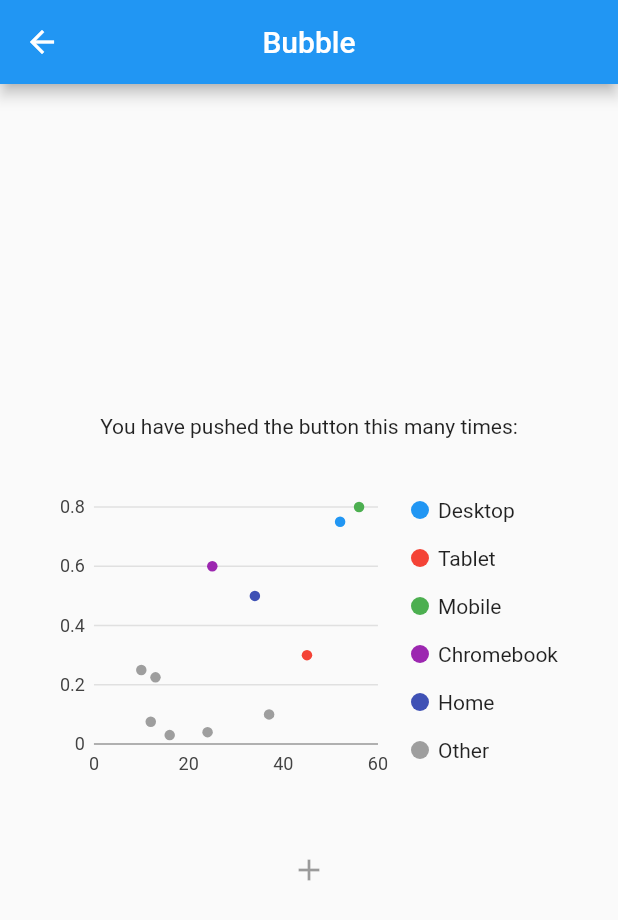
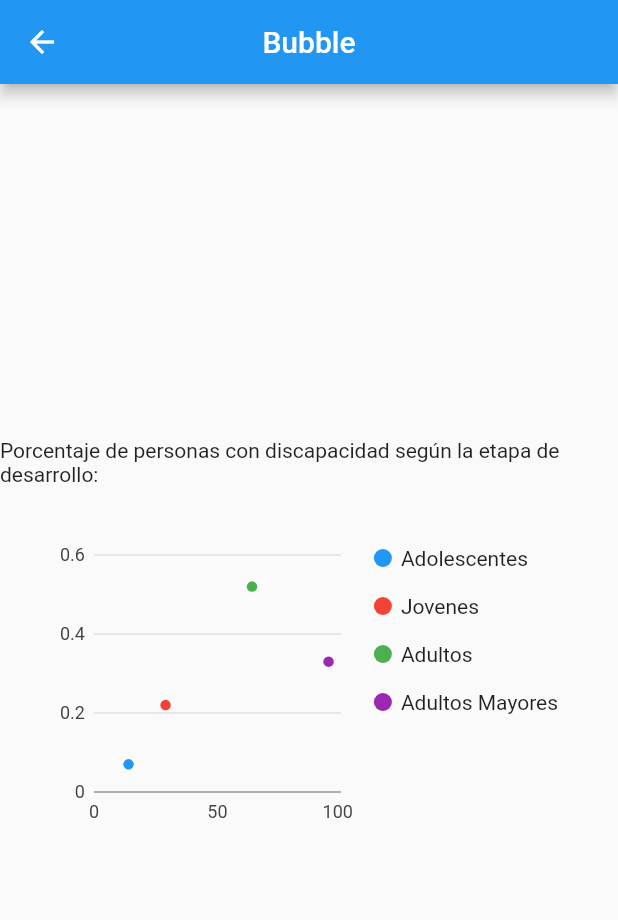
Before and after one commit to marypaz98/proyecto_corto_1, a Flutter app: the screen it shows after launch, after a tap on "Bubble", on a phone screen of 412 x 824 dp. Shown: the top 920 px of the screen. Run offline on Flutter 3.47's test engine with Material 2 defaults, Android fonts, the phone set to English and light mode, and no system bars; our stand-ins replace charts_flutter.

Commit message:
[Updated]: Edit bubble chart now with results

```diff
--- a/lib/bubble.dart
+++ b/lib/bubble.dart
@@ -50,7 +50,7 @@ class Bubble extends StatelessWidget {
         mainAxisAlignment: MainAxisAlignment.center,
         children: <Widget>[
           new Text(
-            'You have pushed the button this many times:',
+            'Porcentaje de personas con discapacidad según la etapa de desarrollo:',
           ),
           //new Text(
           //  '${clicksCount[actualClickData]}',
@@ -63,16 +63,6 @@ class Bubble extends StatelessWidget {
               child: chart,
             ),
           ),
-          FlatButton(
-            child: Icon(Icons.add),
-            color: Colors.cyan,
-            shape: RoundedRectangleBorder(borderRadius: BorderRadius.circular(100)),
-            // onPressed: (){
-            // setState(() {
-            // ++clicksCount[actualClickData];
-            // });
-            // },
-          )
         ],
       ),
     );
@@ -80,84 +70,56 @@ class Bubble extends StatelessWidget {
 
   /// Create one series with sample hard coded data.
   static List<charts.Series<LinearSales, int>> _createSampleData() {
-    final myFakeDesktopData = [
-      new LinearSales(52, 0.75, 14.0),
+    final adolescentes = [
+      new LinearSales(14, 0.07, 15.0),
     ];
 
-    final myFakeTabletData = [
-      new LinearSales(45, 0.3, 18.0),
+    final jovenes = [
+      new LinearSales(29, 0.22, 20.0),
     ];
 
-    final myFakeMobileData = [
-      new LinearSales(56, 0.8, 17.0),
+    final adultos = [
+      new LinearSales(64, 0.52, 30.0),
     ];
 
-    final myFakeChromebookData = [
-      new LinearSales(25, 0.6, 13.0),
+    final adultosMayores = [
+      new LinearSales(95, 0.33, 25.0),
     ];
 
-    final myFakeHomeData = [
-      new LinearSales(34, 0.5, 15.0),
-    ];
-
-    final myFakeOtherData = [
-      new LinearSales(10, 0.25, 15.0),
-      new LinearSales(12, 0.075, 14.0),
-      new LinearSales(13, 0.225, 15.0),
-      new LinearSales(16, 0.03, 14.0),
-      new LinearSales(24, 0.04, 13.0),
-      new LinearSales(37, 0.1, 14.5),
-    ];
 
     return [
       new charts.Series<LinearSales, int>(
-          id: 'Desktop',
+          id: 'Adolescentes',
           colorFn: (LinearSales sales, _) =>
           charts.MaterialPalette.blue.shadeDefault,
           domainFn: (LinearSales sales, _) => sales.year,
           measureFn: (LinearSales sales, _) => sales.revenueShare,
           radiusPxFn: (LinearSales sales, _) => sales.radius,
-          data: myFakeDesktopData),
+          data: adolescentes),
       new charts.Series<LinearSales, int>(
-          id: 'Tablet',
+          id: 'Jovenes',
           colorFn: (LinearSales sales, _) =>
           charts.MaterialPalette.red.shadeDefault,
           domainFn: (LinearSales sales, _) => sales.year,
           measureFn: (LinearSales sales, _) => sales.revenueShare,
           radiusPxFn: (LinearSales sales, _) => sales.radius,
-          data: myFakeTabletData),
+          data: jovenes),
       new charts.Series<LinearSales, int>(
-          id: 'Mobile',
+          id: 'Adultos',
           colorFn: (LinearSales sales, _) =>
           charts.MaterialPalette.green.shadeDefault,
           domainFn: (LinearSales sales, _) => sales.year,
           measureFn: (LinearSales sales, _) => sales.revenueShare,
           radiusPxFn: (LinearSales sales, _) => sales.radius,
-          data: myFakeMobileData),
+          data: adultos),
       new charts.Series<LinearSales, int>(
-          id: 'Chromebook',
+          id: 'Adultos Mayores',
           colorFn: (LinearSales sales, _) =>
           charts.MaterialPalette.purple.shadeDefault,
           domainFn: (LinearSales sales, _) => sales.year,
           measureFn: (LinearSales sales, _) => sales.revenueShare,
           radiusPxFn: (LinearSales sales, _) => sales.radius,
-          data: myFakeChromebookData),
-      new charts.Series<LinearSales, int>(
-          id: 'Home',
-          colorFn: (LinearSales sales, _) =>
-          charts.MaterialPalette.indigo.shadeDefault,
-          domainFn: (LinearSales sales, _) => sales.year,
-          measureFn: (LinearSales sales, _) => sales.revenueShare,
-          radiusPxFn: (LinearSales sales, _) => sales.radius,
-          data: myFakeHomeData),
-      new charts.Series<LinearSales, int>(
-          id: 'Other',
-          colorFn: (LinearSales sales, _) =>
-          charts.MaterialPalette.gray.shadeDefault,
-          domainFn: (LinearSales sales, _) => sales.year,
-          measureFn: (LinearSales sales, _) => sales.revenueShare,
-          radiusPxFn: (LinearSales sales, _) => sales.radius,
-          data: myFakeOtherData),
+          data: adultosMayores),
     ];
   }
 }
```
